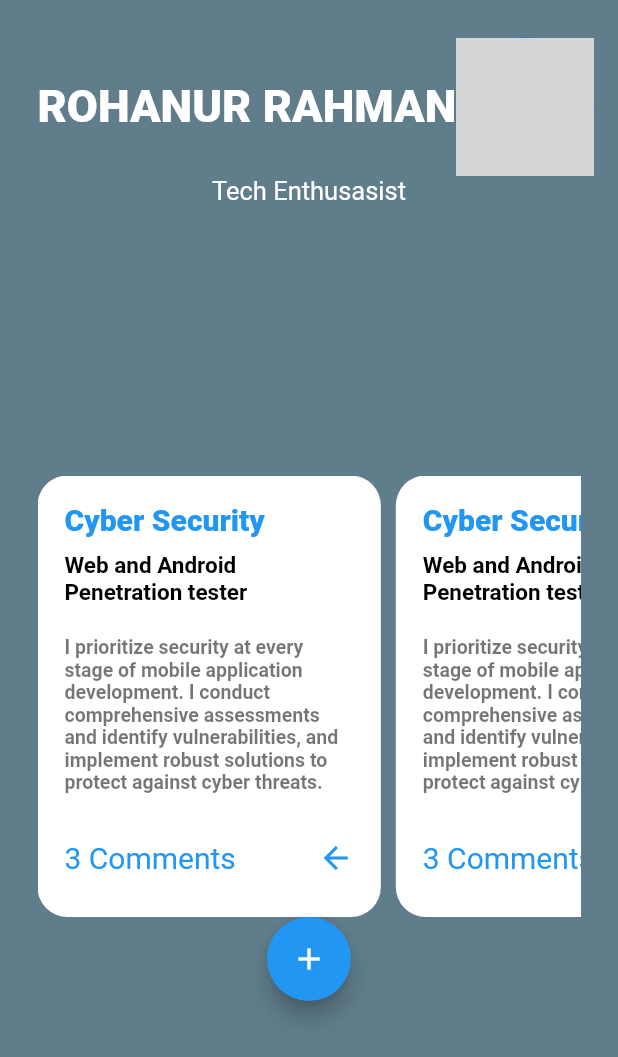
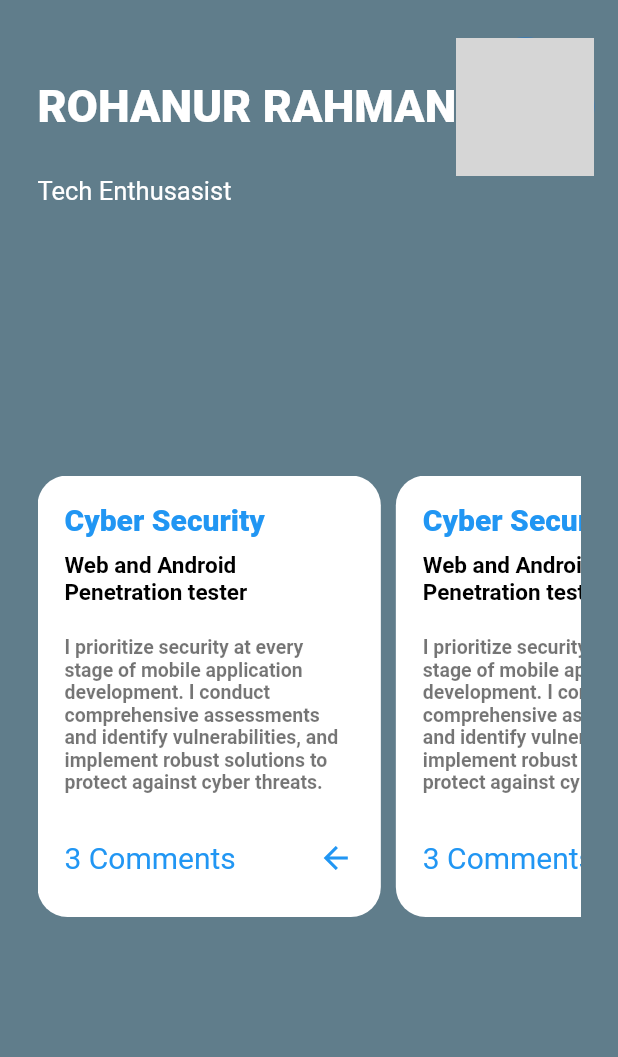
Before and after one commit to ontu001/Flutter_UI_challange, a Flutter app: the Task screen opened directly, on a phone screen of 412 x 824 dp. Shown: the top 1057 px of the screen. Run offline on Flutter 3.47's test engine with Material 2 defaults, Android fonts, the phone set to English and light mode, and no system bars; network calls fail; Roboto replaces fonts that are missing (Segoe UI); grey boxes are pictures that could not be loaded.

Commit message:
center isue solved

```diff
--- a/lib/task.dart
+++ b/lib/task.dart
@@ -9,7 +9,7 @@ class Task extends StatelessWidget {
       body: Padding(
         padding: EdgeInsets.all(25.0),
         child: Column(
-          crossAxisAlignment: CrossAxisAlignment.center,
+          crossAxisAlignment: CrossAxisAlignment.start,
 
           children: [
             Row(
@@ -346,9 +346,9 @@ class Task extends StatelessWidget {
                 ],
               ),
             ),
-            FloatingActionButton(onPressed: (){},child: Icon(Icons.add),)
           ],
         ),
+
       ),
     );
   }
```
